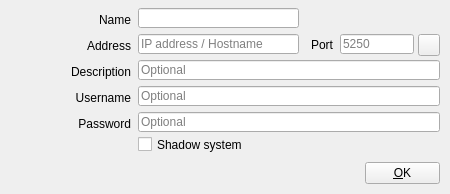
Old version of the form src/Widgets/DeviceDialog.ui in the repository CasparCG/client.
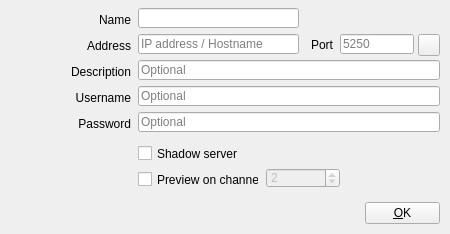
New version of the form. Icons and pictures are not drawn.

Commit message: NEW: Added initial support for previewing CasparCG items on a separate channel.

Diff of the .ui file:
```diff
--- a/src/Widgets/DeviceDialog.ui
+++ b/src/Widgets/DeviceDialog.ui
@@ -7,19 +7,19 @@
     <x>0</x>
     <y>0</y>
     <width>450</width>
-    <height>194</height>
+    <height>234</height>
    </rect>
   </property>
   <property name="minimumSize">
    <size>
     <width>450</width>
-    <height>194</height>
+    <height>234</height>
    </size>
   </property>
   <property name="maximumSize">
    <size>
     <width>450</width>
-    <height>194</height>
+    <height>234</height>
    </size>
   </property>
   <property name="windowTitle">
@@ -58,7 +58,7 @@
    <property name="geometry">
     <rect>
      <x>365</x>
-     <y>162</y>
+     <y>202</y>
      <width>75</width>
      <height>22</height>
     </rect>
@@ -199,13 +199,13 @@
    <property name="geometry">
     <rect>
      <x>138</x>
-     <y>136</y>
-     <width>248</width>
+     <y>145</y>
+     <width>151</width>
      <height>17</height>
     </rect>
    </property>
    <property name="text">
-    <string>Shadow system</string>
+    <string>Shadow server</string>
    </property>
   </widget>
   <widget class="QLineEdit" name="lineEditDeviceName">
@@ -272,6 +272,44 @@
     <string>Alt+O</string>
    </property>
   </widget>
+  <widget class="QSpinBox" name="spinBoxPreviewChannel">
+   <property name="enabled">
+    <bool>false</bool>
+   </property>
+   <property name="geometry">
+    <rect>
+     <x>266</x>
+     <y>168</y>
+     <width>74</width>
+     <height>20</height>
+    </rect>
+   </property>
+   <property name="sizePolicy">
+    <sizepolicy hsizetype="Expanding" vsizetype="Fixed">
+     <horstretch>0</horstretch>
+     <verstretch>0</verstretch>
+    </sizepolicy>
+   </property>
+   <property name="minimum">
+    <number>1</number>
+   </property>
+   <property name="value">
+    <number>2</number>
+   </property>
+  </widget>
+  <widget class="QCheckBox" name="checkBoxPreview">
+   <property name="geometry">
+    <rect>
+     <x>138</x>
+     <y>171</y>
+     <width>121</width>
+     <height>17</height>
+    </rect>
+   </property>
+   <property name="text">
+    <string>Preview on channel</string>
+   </property>
+  </widget>
  </widget>
  <tabstops>
   <tabstop>lineEditDeviceName</tabstop>
```
Left out of the diff: 25 changed lines with no effect on the pictures. The commit also changes 18 other files.
